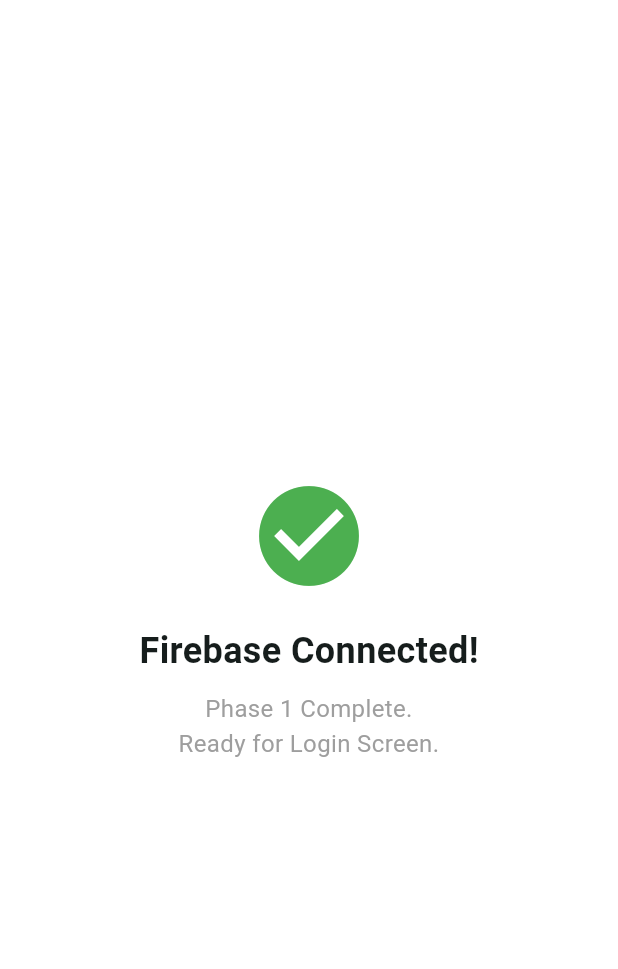
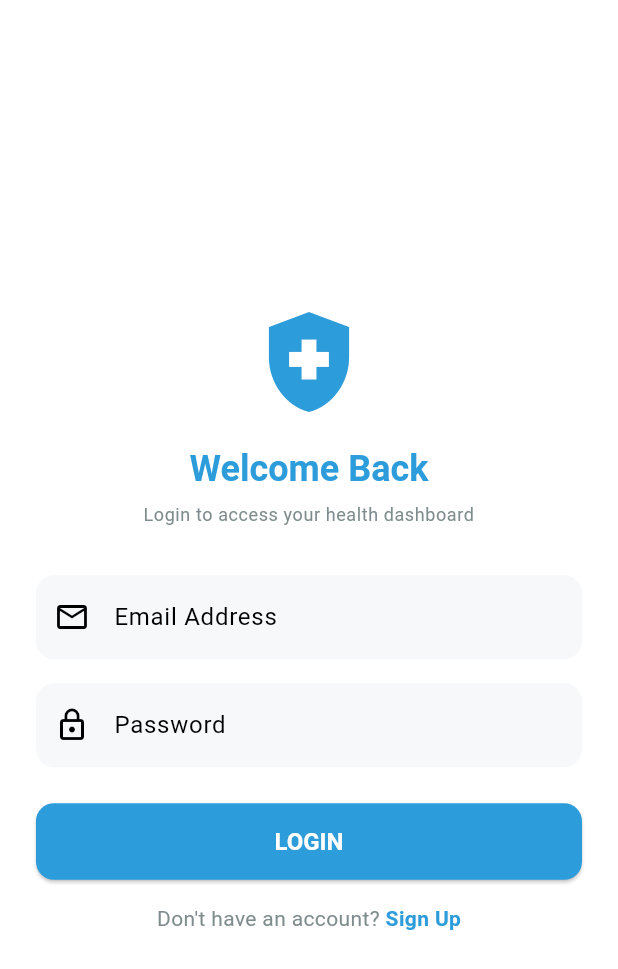
Before and after one commit to iamJABASTIN/healthcare-app, a Flutter app: the screen it shows after launch, on a phone screen of 412 x 824 dp. Shown: the top 969 px of the screen. Run offline on Flutter 3.47's test engine with Material 3 defaults, Android fonts, the phone set to English and light mode, and no system bars; our stand-ins replace cloud_firestore, firebase_auth, firebase_core; accounts and stored records are empty.

Commit message:
feat(login, signup): the UI for login and registration has been added

```diff
--- /dev/null
+++ b/lib/core/themes/app_colors.dart
@@ -0,0 +1,17 @@
+import 'package:flutter/material.dart';
+
+class AppColors {
+  static const Color primaryBlue = Color(0xFF2D9CDB);
+  static const Color secondaryGreen = Color(0xFF27AE60);
+  static const Color accentTeal = Color(0xFF17A2B8);
+
+  static const Color background = Color(0xFFFFFFFF);
+  static const Color lightGrey = Color(0xFFF7F8FA);
+  static const Color cardBackground = Color(0xFFECEFF1);
+
+  static const Color textDark = Color(0xFF2C3E50);
+  static const Color textLight = Color(0xFF7F8C8D);
+
+  static const Color error = Color(0xFFE74C3C);
+  static const Color warning = Color(0xFFF1C40F);
+}
--- /dev/null
+++ b/lib/core/themes/app_theme.dart
@@ -0,0 +1,62 @@
+import 'package:flutter/material.dart';
+import 'app_colors.dart';
+
+class AppTheme {
+  static ThemeData lightTheme = ThemeData(
+    primaryColor: AppColors.primaryBlue,
+    scaffoldBackgroundColor: AppColors.background,
+    useMaterial3: true,
+    colorScheme: const ColorScheme.light(
+      primary: AppColors.primaryBlue,
+      secondary: AppColors.secondaryGreen,
+      error: AppColors.error,
+      surface: AppColors.background,
+    ),
+
+    appBarTheme: const AppBarTheme(
+      backgroundColor: AppColors.primaryBlue,
+      elevation: 0,
+      foregroundColor: Colors.white,
+      centerTitle: true,
+    ),
+
+    elevatedButtonTheme: ElevatedButtonThemeData(
+      style: ElevatedButton.styleFrom(
+        backgroundColor: AppColors.primaryBlue,
+        foregroundColor: Colors.white,
+        shape: RoundedRectangleBorder(borderRadius: BorderRadius.circular(12)),
+        padding: const EdgeInsets.symmetric(vertical: 16, horizontal: 24),
+        textStyle: const TextStyle(fontSize: 16, fontWeight: FontWeight.bold),
+      ),
+    ),
+
+    inputDecorationTheme: InputDecorationTheme(
+      filled: true,
+      fillColor: AppColors.lightGrey,
+      border: OutlineInputBorder(
+        borderRadius: BorderRadius.circular(12),
+        borderSide: BorderSide.none,
+      ),
+      enabledBorder: OutlineInputBorder(
+        borderRadius: BorderRadius.circular(12),
+        borderSide: const BorderSide(color: Colors.transparent),
+      ),
+      focusedBorder: OutlineInputBorder(
+        borderRadius: BorderRadius.circular(12),
+        borderSide: const BorderSide(color: AppColors.primaryBlue, width: 2),
+      ),
+      contentPadding: const EdgeInsets.symmetric(horizontal: 16, vertical: 16),
+    ),
+
+    textTheme: const TextTheme(
+      bodyLarge: TextStyle(color: AppColors.textDark, fontSize: 16),
+      bodyMedium: TextStyle(color: AppColors.textDark, fontSize: 14),
+      bodySmall: TextStyle(color: AppColors.textLight, fontSize: 12),
+      titleLarge: TextStyle(
+        color: AppColors.primaryBlue,
+        fontSize: 24,
+        fontWeight: FontWeight.bold,
+      ),
+    ),
+  );
+}
--- a/lib/main.dart
+++ b/lib/main.dart
@@ -1,15 +1,17 @@
 import 'package:flutter/material.dart';
 import 'package:firebase_core/firebase_core.dart';
-import 'firebase_options.dart'; // <--- This file was generated by the CLI
+import 'package:provider/provider.dart';
+import 'firebase_options.dart';
+
+// Core imports
+import 'core/themes/app_theme.dart';
+import 'view_models/auth_view_model.dart';
+// Update this import to point to the new location
+import 'views/screens/auth/login_view.dart';
 
 void main() async {
-  // 1. Ensure Flutter engine is ready
   WidgetsFlutterBinding.ensureInitialized();
-
-  // 2. Initialize Firebase using the CLI-generated options
-  await Firebase.initializeApp(
-    options: DefaultFirebaseOptions.currentPlatform,
-  );
+  await Firebase.initializeApp(options: DefaultFirebaseOptions.currentPlatform);
 
   runApp(const ZenThinkApp());
 }
@@ -19,49 +21,14 @@ class ZenThinkApp extends StatelessWidget {
 
   @override
   Widget build(BuildContext context) {
-    return MaterialApp(
-      title: 'ZenThink Health',
-      debugShowCheckedModeBanner: false,
-      theme: ThemeData(
-        colorScheme: ColorScheme.fromSeed(seedColor: Colors.teal), // Healthcare theme
-        useMaterial3: true,
-      ),
-      // We point to this screen just to test the connection
-      home: const ConnectionCheckScreen(),
-    );
-  }
-}
-
-// --- Temporary Screen to Confirm Connection ---
-class ConnectionCheckScreen extends StatelessWidget {
-  const ConnectionCheckScreen({super.key});
-
-  @override
-  Widget build(BuildContext context) {
-    return Scaffold(
-      backgroundColor: Colors.white,
-      body: Center(
-        child: Column(
-          mainAxisAlignment: MainAxisAlignment.center,
-          children: [
-            // Green Check Icon
-            const Icon(Icons.check_circle, color: Colors.green, size: 80),
-            const SizedBox(height: 20),
-
-            // Success Text
-            const Text(
-              "Firebase Connected!",
-              style: TextStyle(fontSize: 24, fontWeight: FontWeight.bold),
-            ),
-            const SizedBox(height: 10),
-
-            const Text(
-              "Phase 1 Complete.\nReady for Login Screen.",
-              textAlign: TextAlign.center,
-              style: TextStyle(color: Colors.grey, fontSize: 16),
-            ),
-          ],
-        ),
+    return MultiProvider(
+      providers: [ChangeNotifierProvider(create: (_) => AuthViewModel())],
+      child: MaterialApp(
+        title: 'ZenThink Health',
+        debugShowCheckedModeBanner: false,
+        theme: AppTheme.lightTheme,
+        // Point to the separated LoginView
+        home: const LoginView(),
       ),
     );
   }
--- /dev/null
+++ b/lib/views/screens/auth/login_view.dart
@@ -0,0 +1,166 @@
+import 'package:flutter/material.dart';
+import 'package:provider/provider.dart';
+import '../../../core/themes/app_colors.dart';
+import '../../../view_models/auth_view_model.dart';
+import '../patient_home_screen.dart';
+import '../doctor_dashboard_screen.dart';
+import 'signup_view.dart'; // Navigation target
+
+class LoginView extends StatefulWidget {
+  const LoginView({super.key});
+
+  @override
+  State<LoginView> createState() => _LoginViewState();
+}
+
+class _LoginViewState extends State<LoginView> {
+  final _formKey = GlobalKey<FormState>();
+  final TextEditingController _emailController = TextEditingController();
+  final TextEditingController _passwordController = TextEditingController();
+
+  @override
+  void dispose() {
+    _emailController.dispose();
+    _passwordController.dispose();
+    super.dispose();
+  }
+
+  void _handleLogin(AuthViewModel authVM) async {
+    if (_formKey.currentState!.validate()) {
+      String? error = await authVM.signIn(
+        _emailController.text.trim(),
+        _passwordController.text.trim(),
+      );
+
+      if (mounted) {
+        if (error == null) {
+          // --- NEW LOGIC STARTS HERE ---
+
+          // 1. Check Role
+          if (authVM.userRole == 'doctor') {
+            Navigator.pushReplacement(
+              context,
+              MaterialPageRoute(builder: (_) => const DoctorDashboardScreen()),
+            );
+          } else {
+            // Default to Patient logic
+            Navigator.pushReplacement(
+              context,
+              MaterialPageRoute(builder: (_) => const PatientHomeScreen()),
+            );
+          }
+
+          // --- NEW LOGIC ENDS HERE ---
+        } else {
+          ScaffoldMessenger.of(context).showSnackBar(
+            SnackBar(content: Text(error), backgroundColor: AppColors.error),
+          );
+        }
+      }
+    }
+  }
+
+  @override
+  Widget build(BuildContext context) {
+    final authVM = Provider.of<AuthViewModel>(context);
+
+    return Scaffold(
+      body: Center(
+        child: SingleChildScrollView(
+          padding: const EdgeInsets.all(24.0),
+          child: Form(
+            key: _formKey,
+            child: Column(
+              mainAxisAlignment: MainAxisAlignment.center,
+              crossAxisAlignment: CrossAxisAlignment.stretch,
+              children: [
+                // --- Header ---
+                const Icon(
+                  Icons.health_and_safety,
+                  size: 80,
+                  color: AppColors.primaryBlue,
+                ),
+                const SizedBox(height: 16),
+                Text(
+                  "Welcome Back",
+                  textAlign: TextAlign.center,
+                  style: Theme.of(context).textTheme.titleLarge,
+                ),
+                const SizedBox(height: 8),
+                Text(
+                  "Login to access your health dashboard",
+                  textAlign: TextAlign.center,
+                  style: Theme.of(context).textTheme.bodySmall,
+                ),
+                const SizedBox(height: 32),
+
+                // --- Inputs ---
+                TextFormField(
+                  controller: _emailController,
+                  keyboardType: TextInputType.emailAddress,
+                  decoration: const InputDecoration(
+                    labelText: "Email Address",
+                    prefixIcon: Icon(Icons.email_outlined),
+                  ),
+                  validator: (value) =>
+                      !value!.contains('@') ? "Enter a valid email" : null,
+                ),
+                const SizedBox(height: 16),
+
+                TextFormField(
+                  controller: _passwordController,
+                  obscureText: true,
+                  decoration: const InputDecoration(
+                    labelText: "Password",
+                    prefixIcon: Icon(Icons.lock_outline),
+                  ),
+                  validator: (value) => value!.length < 6
+                      ? "Password must be at least 6 chars"
+                      : null,
+                ),
+                const SizedBox(height: 24),
+
+                // --- Action ---
+                authVM.isLoading
+                    ? const Center(child: CircularProgressIndicator())
+                    : ElevatedButton(
+                        onPressed: () => _handleLogin(authVM),
+                        child: const Text("LOGIN"),
+                      ),
+                const SizedBox(height: 16),
+
+                // --- Navigation ---
+                Row(
+                  mainAxisAlignment: MainAxisAlignment.center,
+                  children: [
+                    const Text(
+                      "Don't have an account? ",
+                      style: TextStyle(color: AppColors.textLight),
+                    ),
+                    GestureDetector(
+                      onTap: () {
+                        Navigator.push(
+                          context,
+                          MaterialPageRoute(
+                            builder: (context) => const SignUpView(),
+                          ),
+                        );
+                      },
+                      child: const Text(
+                        "Sign Up",
+                        style: TextStyle(
+                          color: AppColors.primaryBlue,
+                          fontWeight: FontWeight.bold,
+                        ),
+                      ),
+                    ),
+                  ],
+                ),
+              ],
+            ),
+          ),
+        ),
+      ),
+    );
+  }
+}
```
Also changed, not shown: lib/views/screens/auth/signup_view.dart (added, +148 -0 lines), lib/views/screens/doctor_dashboard_screen.dart (added, +60 -0 lines), lib/views/screens/patient_home_screen.dart (added, +48 -0 lines), 1 other file.
